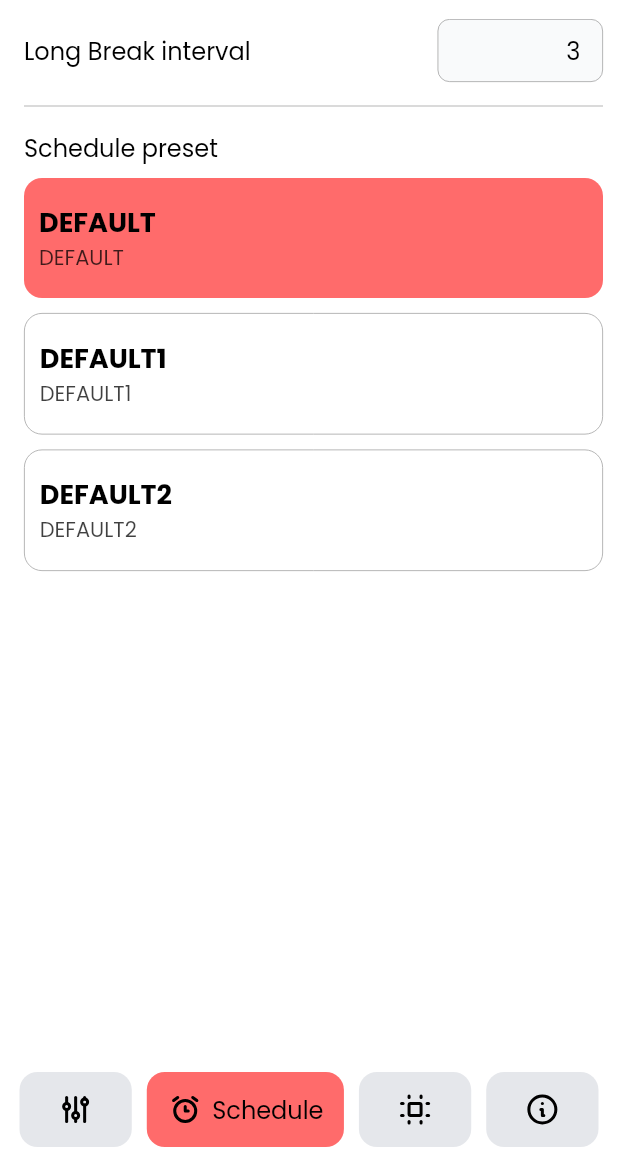
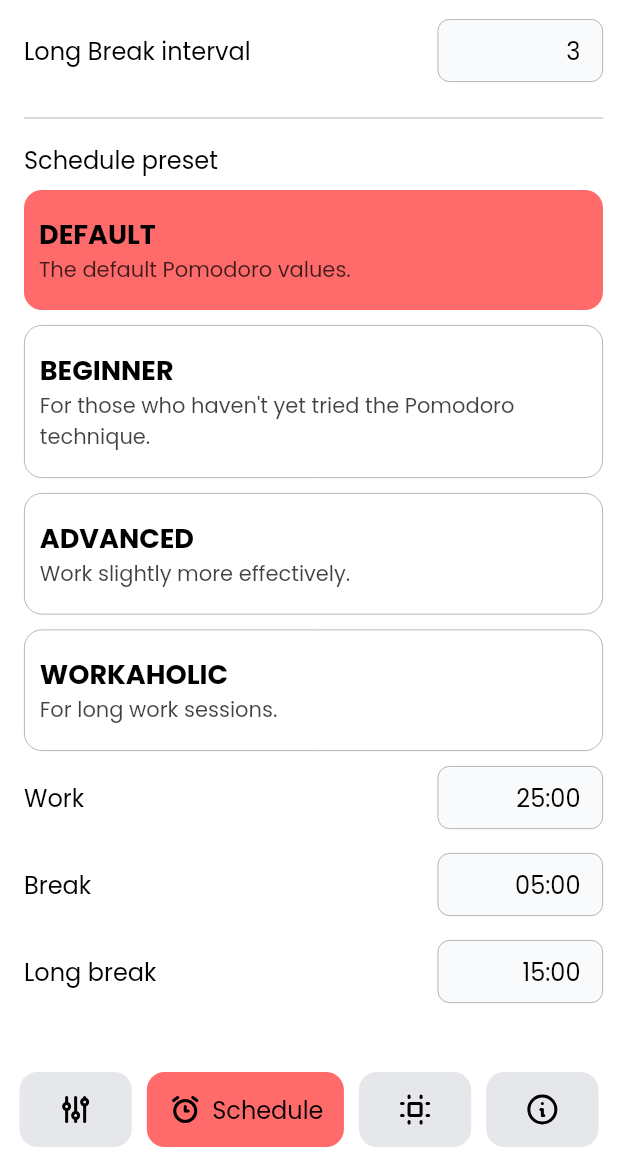
Before and after one commit to grollcake/pomodoro_timer_clone, a Flutter app: the SettingsScreen screen opened directly, item 2 of the bottom bar chosen, after a tap on "DEFAULT", on a phone screen of 412 x 824 dp, the part 65-1236 px from its top. Run offline on Flutter 3.47's test engine with Material 2 defaults, Android fonts, the phone set to English and light mode, and no system bars; our stand-ins replace animate_do, flutter_svg, google_fonts, lottie; missing offline and left inert: pausable_timer.

Commit message:
설정메뉴 추가 중

```diff
--- /dev/null
+++ b/lib/models/data.dart
@@ -0,0 +1,6 @@
+final Map<String, List<Duration>> kSchedulePresets = {
+  'default': [Duration(minutes: 25), Duration(minutes: 5), Duration(minutes: 15)],
+  'beginner': [Duration(minutes: 15), Duration(minutes: 5), Duration(minutes: 15)],
+  'advanced': [Duration(minutes: 40), Duration(minutes: 10), Duration(minutes: 30)],
+  'workaholic': [Duration(minutes: 50), Duration(minutes: 10), Duration(minutes: 30)],
+};
--- a/lib/screens/settings_screen/components/inputbox_item.dart
+++ b/lib/screens/settings_screen/components/inputbox_item.dart
@@ -13,6 +13,15 @@
 
 class _InputBoxItemState extends State<InputBoxItem> {
   final TextEditingController _controller = TextEditingController();
+  bool _formatError = false;
+
+  void _validateUserInput() {
+    if (RegExp(r'^[0-9]{1,2}:[0-9]{1,2}$').hasMatch(_controller.text)) {
+      setState(() => _formatError = false);
+    } else {
+      setState(() => _formatError = true);
+    }
+  }
 
   @override
   void initState() {
@@ -21,10 +30,25 @@
   }
 
   @override
+  void didUpdateWidget(oldWidget) {
+    super.didUpdateWidget(oldWidget);
+    if (widget.defalutValue != oldWidget.defalutValue) _controller.text = widget.defalutValue ?? '';
+  }
+
+  @override
+  void dispose() {
+    _controller.dispose();
+    super.dispose();
+  }
+
+  @override
   Widget build(BuildContext context) {
     return Padding(
-      padding: const EdgeInsets.only(bottom: 8.0),
-      child: Row(
+      padding: const EdgeInsets.only(bottom: 16.0),
+      child: Column(
+        crossAxisAlignment: CrossAxisAlignment.start,
+        children: [
+          Row(
             mainAxisAlignment: MainAxisAlignment.spaceBetween,
             children: [
               Flexible(
@@ -44,6 +68,26 @@
                   textAlign: TextAlign.right,
                   keyboardType: TextInputType.number,
                   style: menuTextStyle,
+                  onChanged: (value) => _validateUserInput(),
+                ),
+              ),
+            ],
+          ),
+          if (_formatError)
+            Container(
+              width: double.infinity,
+              margin: EdgeInsets.only(top: 8),
+              padding: EdgeInsets.symmetric(horizontal: 8, vertical: 4),
+              decoration: BoxDecoration(
+                borderRadius: BorderRadius.circular(16),
+                color: Color(0xFFFDE047),
+              ),
+              child: Row(
+                children: [
+                  Icon(Icons.warning_amber_rounded),
+                  SizedBox(width: 8),
+                  Text('Incorrectly formatted time (MM:SS)', style: descTextStyle),
+                ],
               ),
             ),
         ],
--- a/lib/screens/settings_screen/components/select_card_item.dart
+++ b/lib/screens/settings_screen/components/select_card_item.dart
@@ -2,7 +2,9 @@
 import 'package:pomodoro_timer_clone/constants/style.dart';
 
 class SelectCardItem extends StatefulWidget {
-  const SelectCardItem({Key? key, this.intialIndex, required this.onChanged, required this.cards}) : super(key: key);
+  const SelectCardItem({Key? key, this.intialIndex, required this.onChanged, required this.cards, required this.title})
+      : super(key: key);
+  final String title;
   final int? intialIndex;
   final Function(int) onChanged;
   final List<List<String>> cards;
@@ -28,7 +30,11 @@
   @override
   Widget build(BuildContext context) {
     return Column(
-      children: List.generate(
+      crossAxisAlignment: CrossAxisAlignment.start,
+      children: [
+        Text(widget.title, style: menuTextStyle),
+        SizedBox(height: 8),
+        ...List.generate(
           widget.cards.length,
           (index) => GestureDetector(
             onTap: () => _changeSelect(index),
@@ -46,13 +52,14 @@
                   crossAxisAlignment: CrossAxisAlignment.start,
                   children: [
                     Text(widget.cards[index][0], style: settingsText1),
-                  Text(widget.cards[index][0], style: descTextStyle),
+                    Text(widget.cards[index][1], style: descTextStyle),
                   ],
                 ),
               ),
             ),
           ),
-      ).toList(),
+        )
+      ].toList(),
     );
   }
 }
--- a/lib/screens/settings_screen/settings_display_page.dart
+++ b/lib/screens/settings_screen/settings_display_page.dart
@@ -1,5 +1,5 @@
 import 'package:flutter/material.dart';
-import 'package:pomodoro_timer_clone/constants/style.dart';
+import 'package:pomodoro_timer_clone/screens/settings_screen/components/select_card_item.dart';
 
 class SettingsDisplayPage extends StatefulWidget {
   const SettingsDisplayPage({Key? key}) : super(key: key);
@@ -11,13 +11,20 @@
 class _SettingsDisplayPageState extends State<SettingsDisplayPage> {
   @override
   Widget build(BuildContext context) {
-    return Container(
-      child: ListView.builder(
-        itemCount: 20,
-        itemBuilder: (_, index) => Container(
-          padding: EdgeInsets.all(20),
-          child: Text('[$index] Display Setting', style: menuTextStyle),
-        ),
+    return SingleChildScrollView(
+      child: Column(
+        crossAxisAlignment: CrossAxisAlignment.start,
+        children: [
+          SelectCardItem(
+            title: 'Timer style',
+            onChanged: (int index) {},
+            cards: [
+              ['TRADITIONAL', '12:34'],
+              ['APPROXIMATE', '13 minutes'],
+              ['PERCENTAGE', '50'],
+            ],
+          ),
+        ],
       ),
     );
   }
--- a/lib/screens/settings_screen/settings_schedule_page.dart
+++ b/lib/screens/settings_screen/settings_schedule_page.dart
@@ -1,5 +1,5 @@
 import 'package:flutter/material.dart';
-import 'package:pomodoro_timer_clone/constants/style.dart';
+import 'package:pomodoro_timer_clone/models/data.dart';
 import 'package:pomodoro_timer_clone/screens/settings_screen/components/inputbox_item.dart';
 import 'package:pomodoro_timer_clone/screens/settings_screen/components/select_card_item.dart';
 
@@ -11,26 +11,70 @@
 }
 
 class _SettingsSchedulePageState extends State<SettingsSchedulePage> {
+  int _selectedScheduleIndex = 0;
+  late Duration _workDuration;
+  late Duration _breakDuration;
+  late Duration _longBreakDuration;
+
+  void _changeSchedule(int index) {
+    String key = '';
+    if (index == 0) {
+      key = 'default';
+    } else if (index == 1) {
+      key = 'beginner';
+    } else if (index == 2) {
+      key = 'advanced';
+    } else if (index == 3) {
+      key = 'workaholic';
+    }
+    _workDuration = kSchedulePresets[key]![0];
+    _breakDuration = kSchedulePresets[key]![1];
+    _longBreakDuration = kSchedulePresets[key]![2];
+  }
+
+  String _formatDuration(Duration duration) {
+    final String min = duration.inMinutes.toString().padLeft(2, '0');
+    final String sec = (duration.inSeconds - duration.inMinutes * 60).toString().padLeft(2, '0');
+    return '$min:$sec';
+  }
+
+  @override
+  void initState() {
+    super.initState();
+    _changeSchedule(_selectedScheduleIndex);
+  }
+
   @override
   Widget build(BuildContext context) {
-    return Column(
-      crossAxisAlignment: CrossAxisAlignment.start,
-      children: [
-        InputBoxItem(title: 'Long Break interval', defalutValue: '3'),
-        Padding(
-          padding: const EdgeInsets.only(bottom: 8.0),
-          child: Divider(color: Colors.grey, thickness: 0.5),
-        ),
-        Padding(
-          padding: const EdgeInsets.only(bottom: 8.0),
-          child: Text('Schedule preset', style: menuTextStyle),
-        ),
-        SelectCardItem(onChanged: (int index) {}, cards: [
-          ['DEFAULT', 'The default Pomodoro values.'],
-          ['DEFAULT1', 'The default Pomodoro values.1'],
-          ['DEFAULT2', 'The default Pomodoro values.1'],
-        ]),
-      ],
+    return SingleChildScrollView(
+      child: Column(
+        crossAxisAlignment: CrossAxisAlignment.start,
+        children: [
+          InputBoxItem(title: 'Long Break interval', defalutValue: '3'),
+          _buildDivider(),
+          SelectCardItem(
+            title: 'Schedule preset',
+            onChanged: (int index) => setState(() => _changeSchedule(index)),
+            intialIndex: _selectedScheduleIndex,
+            cards: [
+              ['DEFAULT', 'The default Pomodoro values.'],
+              ['BEGINNER', 'For those who haven\'t yet tried the Pomodoro technique.'],
+              ['ADVANCED', 'Work slightly more effectively.'],
+              ['WORKAHOLIC', 'For long work sessions.'],
+            ],
+          ),
+          InputBoxItem(title: 'Work', defalutValue: _formatDuration(_workDuration)),
+          InputBoxItem(title: 'Break', defalutValue: _formatDuration(_breakDuration)),
+          InputBoxItem(title: 'Long break', defalutValue: _formatDuration(_longBreakDuration)),
+        ],
+      ),
+    );
+  }
+
+  Widget _buildDivider() {
+    return Padding(
+      padding: const EdgeInsets.only(bottom: 8.0),
+      child: Divider(color: Colors.grey, thickness: 0.5),
     );
   }
 }
```
Lines whose indentation alone changed are shown as unchanged.
